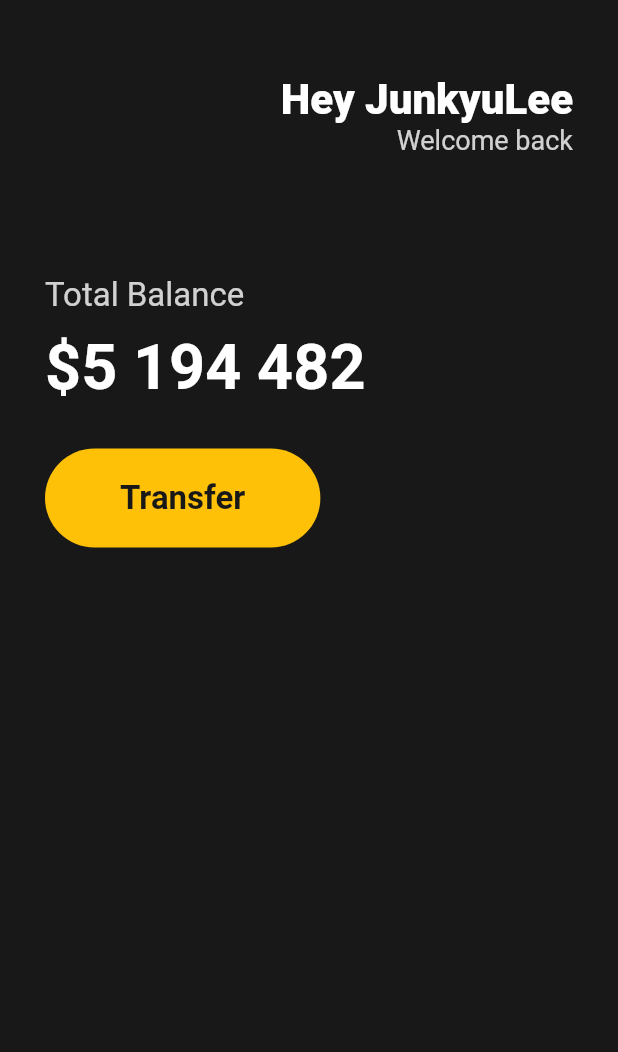
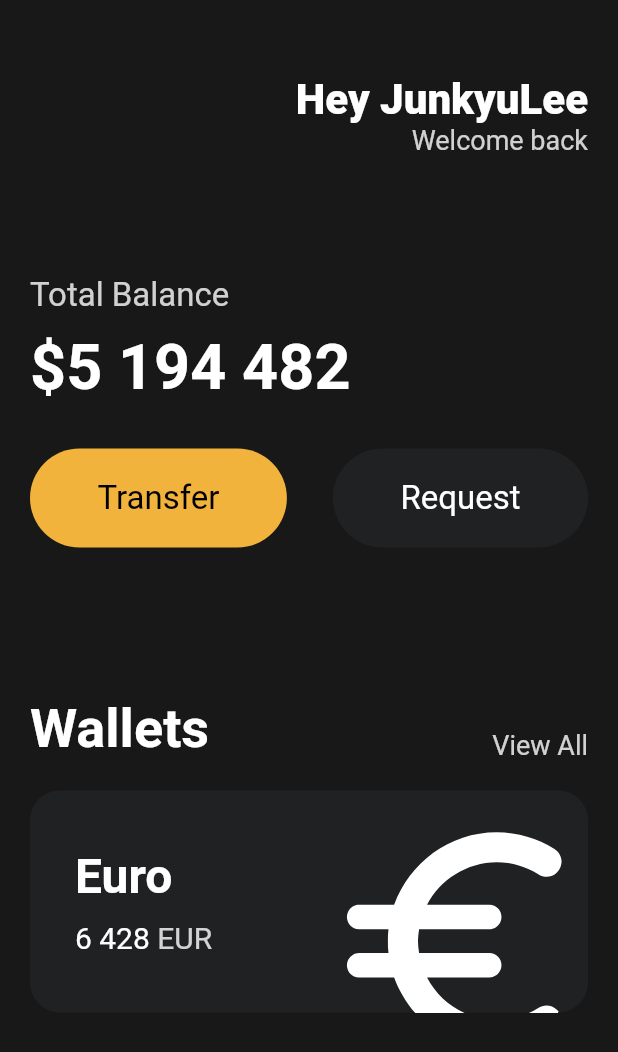
Before and after one commit to Jun99uu/FlutterTutorial, a Flutter app: the screen it shows after launch, on a phone screen of 412 x 824 dp. Shown: the top 1052 px of the screen. Run offline on Flutter 3.47's test engine with Material 2 defaults, Android fonts, the phone set to English and light mode, and no system bars.

Commit message:
add : 카드 위젯 제작

```diff
--- a/lib/main.dart
+++ b/lib/main.dart
@@ -1,7 +1,8 @@
 import 'package:flutter/material.dart';
+import 'package:flutter_application_1/widgets/Button.dart';
 
 void main() {
-  runApp(MyApp());
+  runApp(const MyApp());
 }
 
 class MyApp extends StatelessWidget {
@@ -13,9 +14,10 @@ class MyApp extends StatelessWidget {
       home: Scaffold(
         backgroundColor: const Color(0xFF181818),
         body: Padding(
-            padding: const EdgeInsets.symmetric(horizontal: 30),
-            child:
-                Column(crossAxisAlignment: CrossAxisAlignment.start, children: [
+          padding: const EdgeInsets.symmetric(horizontal: 20),
+          child: Column(
+            crossAxisAlignment: CrossAxisAlignment.start,
+            children: [
               const SizedBox(
                 height: 50,
               ),
@@ -67,29 +69,116 @@ class MyApp extends StatelessWidget {
               const SizedBox(
                 height: 30,
               ),
-              Row(children: [
+              Row(
+                mainAxisAlignment: MainAxisAlignment.spaceBetween,
+                children: const [
+                  Button(
+                      text: 'Transfer',
+                      bgColor: Color(0xfff1b33b),
+                      textColor: Colors.black),
+                  Button(
+                      text: 'Request',
+                      bgColor: Color(0xff1f2123),
+                      textColor: Colors.white),
+                ],
+              ),
+              const SizedBox(
+                height: 100,
+              ),
+              Row(
+                mainAxisAlignment: MainAxisAlignment.spaceBetween,
+                crossAxisAlignment: CrossAxisAlignment.end,
+                children: [
+                  const Text(
+                    'Wallets',
+                    style: TextStyle(
+                      color: Colors.white,
+                      fontSize: 36,
+                      fontWeight: FontWeight.w600,
+                    ),
+                  ),
+                  Text(
+                    'View All',
+                    style: TextStyle(
+                      fontSize: 18,
+                      color: Colors.white.withOpacity(0.8),
+                    ),
+                  ),
+                ],
+              ),
+              const SizedBox(
+                height: 20,
+              ),
               Container(
+                clipBehavior: Clip.hardEdge,
                 decoration: BoxDecoration(
-                    color: Colors.amber,
-                    borderRadius: BorderRadius.circular(45),
+                  color: const Color(0xff1f2123),
+                  borderRadius: BorderRadius.circular(20),
                 ),
-                  child: const Padding(
-                    padding: EdgeInsets.symmetric(
-                      vertical: 20,
-                      horizontal: 50,
+                child: Padding(
+                  padding: const EdgeInsets.all(30),
+                  child: Row(
+                    mainAxisAlignment: MainAxisAlignment.spaceBetween,
+                    children: [
+                      Column(
+                        crossAxisAlignment: CrossAxisAlignment.start,
+                        children: [
+                          const Text(
+                            'Euro',
+                            style: TextStyle(
+                              fontSize: 32,
+                              fontWeight: FontWeight.w600,
+                              color: Colors.white,
                             ),
-                    child: Text(
-                      'Transfer',
+                          ),
+                          const SizedBox(
+                            height: 10,
+                          ),
+                          Row(
+                            children: [
+                              const Text(
+                                '6 428',
                                 style: TextStyle(
-                          color: Color(0xFF181818),
-                          fontSize: 22,
-                          fontWeight: FontWeight.w600),
+                                  fontSize: 20,
+                                  color: Colors.white,
+                                ),
+                              ),
+                              const SizedBox(
+                                width: 5,
+                              ),
+                              Text(
+                                'EUR',
+                                style: TextStyle(
+                                  fontSize: 20,
+                                  color: Colors.white.withOpacity(0.8),
+                                ),
+                              ),
+                            ],
+                          ),
+                        ],
+                      ),
+                      Transform.scale(
+                        scale: 2.2,
+                        child: Transform.translate(
+                          offset: const Offset(
+                            -5,
+                            12,
+                          ),
+                          child: const Icon(
+                            Icons.euro_rounded,
+                            color: Colors.white,
+                            size: 88,
+                          ),
+                        ),
+                      )
+                    ],
                   ),
                 ),
               ),
-              ])
-            ]),
-          )),
+            ],
+          ),
+        ),
+      ),
     );
   }
 }
```
Lines whose indentation alone changed are shown as unchanged.
